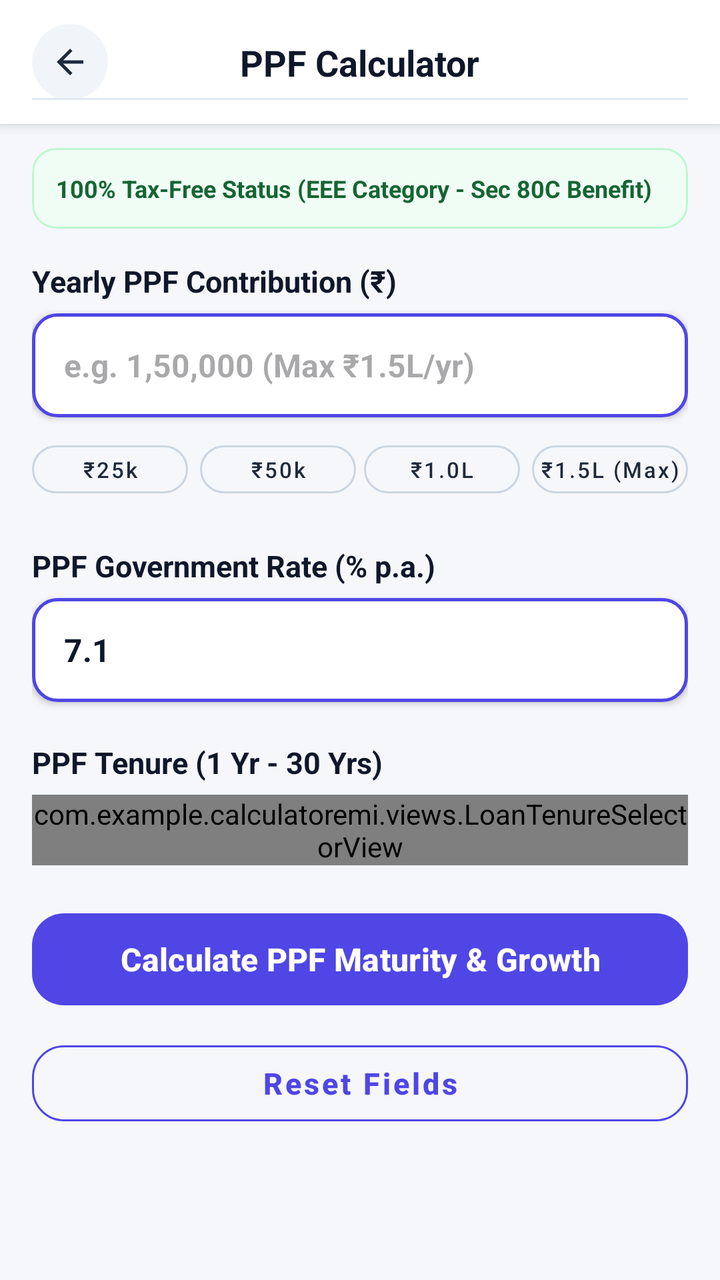
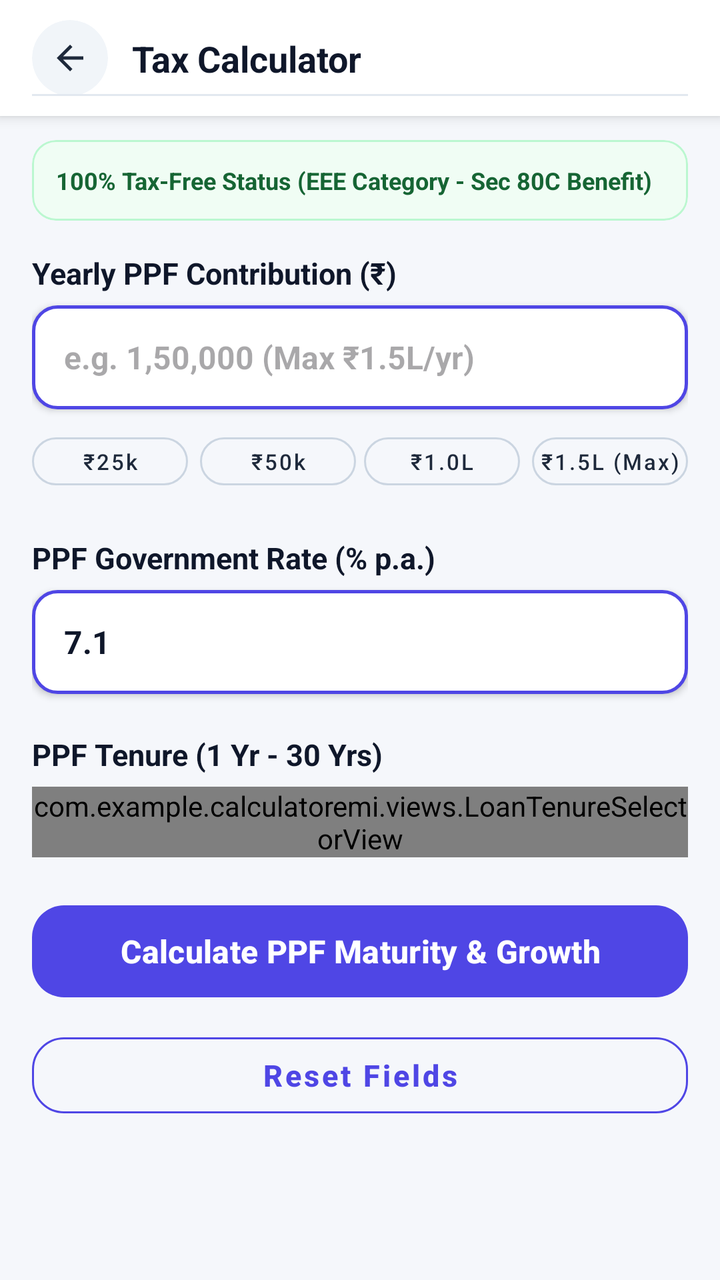

Compare the two renders of this Android layout. The source of the first and the diff that turns it into the second are given below.
<!-- AndroidManifest.xml: application theme Theme.Calculatoremi -->
<!-- res/layout/activity_ppf_calculator.xml -->
<?xml version="1.0" encoding="utf-8"?>
<LinearLayout
    xmlns:android="http://schemas.android.com/apk/res/android"
    xmlns:app="http://schemas.android.com/apk/res-auto"
    android:layout_width="match_parent"
    android:layout_height="match_parent"
    android:background="#F5F7FB"
    android:orientation="vertical">

    
    <androidx.constraintlayout.widget.ConstraintLayout
        android:id="@+id/calculatorHeader"
        android:layout_width="match_parent"
        android:layout_height="wrap_content"
        android:minHeight="55dp"
        android:background="@android:color/white"
        android:elevation="4dp"
        android:paddingStart="16dp"
        android:paddingTop="12dp"
        android:paddingEnd="16dp"
        android:paddingBottom="12dp">

        <com.google.android.material.card.MaterialCardView
            android:id="@+id/btnBackContainer"
            android:layout_width="38dp"
            android:layout_height="38dp"
            app:cardBackgroundColor="#F1F5F9"
            app:cardCornerRadius="19dp"
            app:cardElevation="0dp"
            app:strokeWidth="0dp"
            app:layout_constraintBottom_toBottomOf="parent"
            app:layout_constraintStart_toStartOf="parent"
            app:layout_constraintTop_toTopOf="parent">

            <ImageView
                android:id="@+id/btnBack"
                android:layout_width="20dp"
                android:layout_height="20dp"
                android:layout_gravity="center"
                android:src="@drawable/ic_arrow_back"
                app:tint="#1E293B" />
        </com.google.android.material.card.MaterialCardView>

        <TextView
            android:id="@+id/txtTitle"
            android:layout_width="wrap_content"
            android:layout_height="wrap_content"
            android:text="PPF Calculator"
            android:textColor="#0F172A"
            android:textSize="18sp"
            android:textStyle="bold"
            app:layout_constraintBottom_toBottomOf="parent"
            app:layout_constraintEnd_toEndOf="parent"
            app:layout_constraintStart_toStartOf="parent"
            app:layout_constraintTop_toTopOf="parent" />

        <View
            android:layout_width="match_parent"
            android:layout_height="1dp"
            android:background="#E2E8F0"
            app:layout_constraintBottom_toBottomOf="parent" />
    </androidx.constraintlayout.widget.ConstraintLayout>

    <androidx.core.widget.NestedScrollView
        android:id="@+id/scrollViewPpf"
        android:layout_width="match_parent"
        android:layout_height="0dp"
        android:layout_weight="1"
        android:clipToPadding="false"
        android:fillViewport="true"
        android:paddingBottom="36dp">

        <LinearLayout
            android:layout_width="match_parent"
            android:layout_height="wrap_content"
            android:orientation="vertical"
            android:paddingHorizontal="@dimen/screen_padding"
            android:paddingTop="12dp">

            
            <com.google.android.material.card.MaterialCardView
                android:layout_width="match_parent"
                android:layout_height="wrap_content"
                android:layout_marginBottom="16dp"
                app:cardBackgroundColor="#F0FDF4"
                app:cardCornerRadius="12dp"
                app:cardElevation="0dp"
                app:strokeColor="#BBF7D0"
                app:strokeWidth="1dp">

                <LinearLayout
                    android:layout_width="match_parent"
                    android:layout_height="wrap_content"
                    android:orientation="horizontal"
                    android:padding="12dp">

                    <TextView
                        android:layout_width="0dp"
                        android:layout_height="wrap_content"
                        android:layout_weight="1"
                        android:text="100% Tax-Free Status (EEE Category - Sec 80C Benefit)"
                        android:textColor="#166534"
                        android:textSize="12sp"
                        android:textStyle="bold" />
                </LinearLayout>
            </com.google.android.material.card.MaterialCardView>

            
            <TextView
                android:layout_width="wrap_content"
                android:layout_height="wrap_content"
                android:layout_marginBottom="6dp"
                android:text="Yearly PPF Contribution (₹)"
                android:textColor="#0F172A"
                android:textSize="15sp"
                android:textStyle="bold" />

            <EditText
                android:id="@+id/etPpfAmount"
                android:layout_width="match_parent"
                android:layout_height="52dp"
                android:background="@drawable/numeric_input_border"
                android:elevation="2dp"
                android:hint="e.g. 1,50,000 (Max ₹1.5L/yr)"
                android:inputType="numberDecimal"
                android:paddingHorizontal="16dp"
                android:textColor="#0F172A"
                android:textSize="16sp"
                android:textStyle="bold" />

            
            <LinearLayout
                android:layout_width="match_parent"
                android:layout_height="wrap_content"
                android:layout_marginTop="8dp"
                android:layout_marginBottom="20dp"
                android:orientation="horizontal"
                android:weightSum="4">

                <com.google.android.material.button.MaterialButton
                    android:id="@+id/chipPpf25k"
                    style="@style/Widget.MaterialComponents.Button.OutlinedButton"
                    android:layout_width="0dp"
                    android:layout_height="36dp"
                    android:layout_weight="1"
                    android:layout_marginEnd="4dp"
                    android:padding="0dp"
                    android:text="₹25k"
                    android:textAllCaps="false"
                    android:textColor="#1E293B"
                    android:textSize="11sp"
                    app:strokeColor="#CBD5E1"
                    app:cornerRadius="18dp" />

                <com.google.android.material.button.MaterialButton
                    android:id="@+id/chipPpf50k"
                    style="@style/Widget.MaterialComponents.Button.OutlinedButton"
                    android:layout_width="0dp"
                    android:layout_height="36dp"
                    android:layout_weight="1"
                    android:layout_marginHorizontal="2dp"
                    android:padding="0dp"
                    android:text="₹50k"
                    android:textAllCaps="false"
                    android:textColor="#1E293B"
                    android:textSize="11sp"
                    app:strokeColor="#CBD5E1"
                    app:cornerRadius="18dp" />

                <com.google.android.material.button.MaterialButton
                    android:id="@+id/chipPpf1L"
                    style="@style/Widget.MaterialComponents.Button.OutlinedButton"
                    android:layout_width="0dp"
                    android:layout_height="36dp"
                    android:layout_weight="1"
                    android:layout_marginHorizontal="2dp"
                    android:padding="0dp"
                    android:text="₹1.0L"
                    android:textAllCaps="false"
                    android:textColor="#1E293B"
                    android:textSize="11sp"
                    app:strokeColor="#CBD5E1"
                    app:cornerRadius="18dp" />

                <com.google.android.material.button.MaterialButton
                    android:id="@+id/chipPpf1_5L"
                    style="@style/Widget.MaterialComponents.Button.OutlinedButton"
                    android:layout_width="0dp"
                    android:layout_height="36dp"
                    android:layout_weight="1"
                    android:layout_marginStart="4dp"
                    android:padding="0dp"
                    android:text="₹1.5L (Max)"
                    android:textAllCaps="false"
                    android:textColor="#1E293B"
                    android:textSize="11sp"
                    app:strokeColor="#CBD5E1"
                    app:cornerRadius="18dp" />

            </LinearLayout>

            
            <TextView
                android:layout_width="wrap_content"
                android:layout_height="wrap_content"
                android:layout_marginBottom="6dp"
                android:text="PPF Government Rate (% p.a.)"
                android:textColor="#0F172A"
                android:textSize="15sp"
                android:textStyle="bold" />

            <EditText
                android:id="@+id/etPpfRate"
                android:layout_width="match_parent"
                android:layout_height="52dp"
                android:layout_marginBottom="20dp"
                android:background="@drawable/numeric_input_border"
                android:elevation="2dp"
                android:enabled="false"
                android:paddingHorizontal="16dp"
                android:text="7.1"
                android:textColor="#0F172A"
                android:textSize="16sp"
                android:textStyle="bold" />

            
            <RelativeLayout
                android:layout_width="match_parent"
                android:layout_height="wrap_content"
                android:layout_marginBottom="6dp">

                <TextView
                    android:id="@+id/txtPpfTermLabel"
                    android:layout_width="wrap_content"
                    android:layout_height="wrap_content"
                    android:layout_alignParentStart="true"
                    android:text="PPF Tenure (1 Yr - 30 Yrs)"
                    android:textColor="#0F172A"
                    android:textSize="15sp"
                    android:textStyle="bold" />
            </RelativeLayout>

            <com.example.calculatoremi.views.LoanTenureSelectorView
                android:id="@+id/tenureSelector"
                android:layout_width="match_parent"
                android:layout_height="wrap_content"
                android:layout_marginBottom="20dp" />

            
            <com.google.android.material.button.MaterialButton
                android:id="@+id/btnCalculate"
                android:layout_width="match_parent"
                android:layout_height="54dp"
                android:text="Calculate PPF Maturity &amp; Growth"
                android:textAllCaps="false"
                android:textColor="@android:color/white"
                android:textSize="16sp"
                android:textStyle="bold"
                app:backgroundTint="@color/primary"
                app:cornerRadius="16dp" />

            <com.google.android.material.button.MaterialButton
                android:id="@+id/btnReset"
                style="@style/Widget.MaterialComponents.Button.OutlinedButton"
                android:layout_width="match_parent"
                android:layout_height="50dp"
                android:layout_marginTop="10dp"
                android:text="Reset Fields"
                android:textAllCaps="false"
                android:textColor="@color/primary"
                android:textSize="15sp"
                android:textStyle="bold"
                app:cornerRadius="16dp"
                app:strokeColor="@color/primary" />

        </LinearLayout>
    </androidx.core.widget.NestedScrollView>

</LinearLayout>
<!-- resources referenced by this layout -->
<resources>
  <color name="primary">#4F46E5</color>
  <dimen name="screen_padding">16dp</dimen>
  <!-- drawable ic_arrow_back (drawable) -->
  <vector xmlns:android="http://schemas.android.com/apk/res/android"
      android:width="24dp"
      android:height="24dp"
      android:viewportWidth="960"
      android:viewportHeight="960">
    <path
        android:pathData="m313,520 l224,224 -57,56 -320,-320 320,-320 57,56 -224,224h487v80L313,520Z"
        android:fillColor="#e3e3e3"/>
  </vector>
  <!-- drawable numeric_input_border (drawable) -->
  <?xml version="1.0" encoding="utf-8"?>
  <shape xmlns:android="http://schemas.android.com/apk/res/android"
      android:shape="rectangle">
  
      <solid android:color="@color/white"/>
  
      <stroke
          android:width="1.5dp"
          android:color="#4F46E5"/>
  
      <corners android:radius="12dp"/>
  </shape>
  <style name="Theme.Calculatoremi" parent="Base.Theme.Calculatoremi" />
  <color name="white">#FFFFFFFF</color>
  <style name="Base.Theme.Calculatoremi" parent="Theme.Material3.DayNight.NoActionBar">
          <item name="android:statusBarColor">@android:color/transparent</item>
          <item name="android:navigationBarColor">@android:color/transparent</item>
          <item name="android:windowLightStatusBar">false</item>
          <item name="android:windowLightNavigationBar">true</item>
          <item name="colorPrimary">@color/primary</item>
          <item name="colorOnPrimary">#FFFFFF</item>
          <item name="colorSecondary">@color/gradient_accent</item>
          <item name="colorOnSecondary">#FFFFFF</item>
      </style>
  <color name="gradient_accent">#818CF8</color>
</resources>

<!-- the commit's change to res/layout/activity_ppf_calculator.xml (unified diff, before → after) -->
@@ -8,58 +8,7 @@
     android:orientation="vertical">
 
     
-    <androidx.constraintlayout.widget.ConstraintLayout
-        android:id="@+id/calculatorHeader"
-        android:layout_width="match_parent"
-        android:layout_height="wrap_content"
-        android:minHeight="55dp"
-        android:background="@android:color/white"
-        android:elevation="4dp"
-        android:paddingStart="16dp"
-        android:paddingTop="12dp"
-        android:paddingEnd="16dp"
-        android:paddingBottom="12dp">
-
-        <com.google.android.material.card.MaterialCardView
-            android:id="@+id/btnBackContainer"
-            android:layout_width="38dp"
-            android:layout_height="38dp"
-            app:cardBackgroundColor="#F1F5F9"
-            app:cardCornerRadius="19dp"
-            app:cardElevation="0dp"
-            app:strokeWidth="0dp"
-            app:layout_constraintBottom_toBottomOf="parent"
-            app:layout_constraintStart_toStartOf="parent"
-            app:layout_constraintTop_toTopOf="parent">
-
-            <ImageView
-                android:id="@+id/btnBack"
-                android:layout_width="20dp"
-                android:layout_height="20dp"
-                android:layout_gravity="center"
-                android:src="@drawable/ic_arrow_back"
-                app:tint="#1E293B" />
-        </com.google.android.material.card.MaterialCardView>
-
-        <TextView
-            android:id="@+id/txtTitle"
-            android:layout_width="wrap_content"
-            android:layout_height="wrap_content"
-            android:text="PPF Calculator"
-            android:textColor="#0F172A"
-            android:textSize="18sp"
-            android:textStyle="bold"
-            app:layout_constraintBottom_toBottomOf="parent"
-            app:layout_constraintEnd_toEndOf="parent"
-            app:layout_constraintStart_toStartOf="parent"
-            app:layout_constraintTop_toTopOf="parent" />
-
-        <View
-            android:layout_width="match_parent"
-            android:layout_height="1dp"
-            android:background="#E2E8F0"
-            app:layout_constraintBottom_toBottomOf="parent" />
-    </androidx.constraintlayout.widget.ConstraintLayout>
+    <include layout="@layout/layout_calculator_header" />
 
     <androidx.core.widget.NestedScrollView
         android:id="@+id/scrollViewPpf"
@@ -277,3 +226,63 @@
     </androidx.core.widget.NestedScrollView>
 
 </LinearLayout>
+<!-- res/layout/layout_calculator_header.xml (included above) -->
+<?xml version="1.0" encoding="utf-8"?>
+<androidx.constraintlayout.widget.ConstraintLayout xmlns:android="http://schemas.android.com/apk/res/android"
+    xmlns:app="http://schemas.android.com/apk/res-auto"
+    android:id="@+id/calculatorHeader"
+    android:layout_width="match_parent"
+    android:layout_height="wrap_content"
+    android:minHeight="56dp"
+    android:background="@android:color/white"
+    android:elevation="4dp"
+    android:paddingStart="16dp"
+    android:paddingEnd="16dp"
+    android:paddingTop="10dp"
+    android:paddingBottom="10dp">
+
+    <com.google.android.material.card.MaterialCardView
+        android:id="@+id/btnBackContainer"
+        android:layout_width="38dp"
+        android:layout_height="38dp"
+        app:cardBackgroundColor="#F1F5F9"
+        app:cardCornerRadius="19dp"
+        app:cardElevation="0dp"
+        app:strokeWidth="0dp"
+        app:layout_constraintBottom_toBottomOf="parent"
+        app:layout_constraintStart_toStartOf="parent"
+        app:layout_constraintTop_toTopOf="parent">
+
+        <ImageView
+            android:id="@+id/btnBack"
+            android:layout_width="20dp"
+            android:layout_height="20dp"
+            android:layout_gravity="center"
+            android:src="@drawable/ic_arrow_back"
+            app:tint="#1E293B" />
+    </com.google.android.material.card.MaterialCardView>
+
+    <TextView
+        android:id="@+id/txtTitle"
+        android:layout_width="0dp"
+        android:layout_height="wrap_content"
+        android:layout_marginStart="12dp"
+        android:layout_marginEnd="12dp"
+        android:text="Tax Calculator"
+        android:textColor="#0F172A"
+        android:textSize="18sp"
+        android:textStyle="bold"
+        android:maxLines="1"
+        android:ellipsize="end"
+        app:layout_constraintBottom_toBottomOf="parent"
+        app:layout_constraintEnd_toEndOf="parent"
+        app:layout_constraintStart_toEndOf="@id/btnBackContainer"
+        app:layout_constraintTop_toTopOf="parent" />
+
+    <View
+        android:layout_width="match_parent"
+        android:layout_height="1dp"
+        android:background="#E2E8F0"
+        app:layout_constraintBottom_toBottomOf="parent" />
+
+</androidx.constraintlayout.widget.ConstraintLayout>
<!-- resource entries referenced after the edit -->
@@ -30,7 +30,7 @@
   <style name="Base.Theme.Calculatoremi" parent="Theme.Material3.DayNight.NoActionBar">
           <item name="android:statusBarColor">@android:color/transparent</item>
           <item name="android:navigationBarColor">@android:color/transparent</item>
-          <item name="android:windowLightStatusBar">false</item>
+          <item name="android:windowLightStatusBar">true</item>
           <item name="android:windowLightNavigationBar">true</item>
           <item name="colorPrimary">@color/primary</item>
           <item name="colorOnPrimary">#FFFFFF</item>
